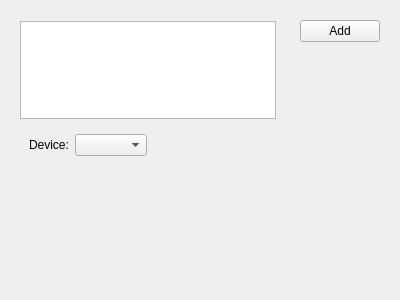
Old version of the form options/remotesystemoptionsform.ui in the repository linux-fan-dave/remotecompile.
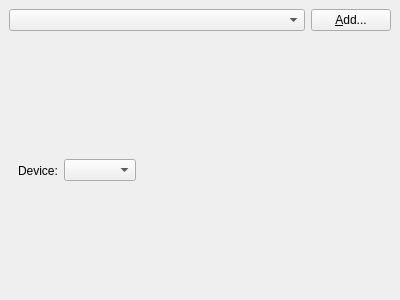
New version of the form.

```diff
--- a/options/remotesystemoptionsform.ui
+++ b/options/remotesystemoptionsform.ui
@@ -13,10 +13,53 @@
   <property name="windowTitle">
    <string>Form</string>
   </property>
-  <layout class="QHBoxLayout" name="horizontalLayout_2">
+  <layout class="QVBoxLayout" name="verticalLayout_3">
+   <property name="spacing">
+    <number>0</number>
+   </property>
+   <property name="leftMargin">
+    <number>0</number>
+   </property>
+   <property name="topMargin">
+    <number>0</number>
+   </property>
+   <property name="rightMargin">
+    <number>0</number>
+   </property>
+   <property name="bottomMargin">
+    <number>0</number>
+   </property>
+   <item>
+    <widget class="QWidget" name="widget_3" native="true">
+     <property name="sizePolicy">
+      <sizepolicy hsizetype="Preferred" vsizetype="Fixed">
+       <horstretch>0</horstretch>
+       <verstretch>0</verstretch>
+      </sizepolicy>
+     </property>
+     <layout class="QHBoxLayout" name="horizontalLayout_2">
+      <item>
+       <widget class="QComboBox" name="cb_Kits"/>
+      </item>
+      <item>
+       <widget class="QPushButton" name="pb_Add">
+        <property name="sizePolicy">
+         <sizepolicy hsizetype="Fixed" vsizetype="Fixed">
+          <horstretch>0</horstretch>
+          <verstretch>0</verstretch>
+         </sizepolicy>
+        </property>
+        <property name="text">
+         <string>&amp;Add...</string>
+        </property>
+       </widget>
+      </item>
+     </layout>
+    </widget>
+   </item>
    <item>
     <widget class="QWidget" name="widget_2" native="true">
-     <layout class="QVBoxLayout" name="verticalLayout_2" stretch="0,0,0">
+     <layout class="QHBoxLayout" name="horizontalLayout" stretch="0">
       <property name="spacing">
        <number>6</number>
       </property>
@@ -32,9 +75,6 @@
       <property name="bottomMargin">
        <number>9</number>
       </property>
-      <item>
-       <widget class="QTableView" name="tableView"/>
-      </item>
       <item>
        <widget class="QWidget" name="widget_4" native="true">
         <layout class="QHBoxLayout" name="horizontalLayout_3">
@@ -63,45 +103,6 @@
          </item>
         </layout>
        </widget>
-      </item>
-      <item>
-       <spacer name="verticalSpacer">
-        <property name="orientation">
-         <enum>Qt::Vertical</enum>
-        </property>
-        <property name="sizeHint" stdset="0">
-         <size>
-          <width>20</width>
-          <height>209</height>
-         </size>
-        </property>
-       </spacer>
-      </item>
-     </layout>
-    </widget>
-   </item>
-   <item>
-    <widget class="QWidget" name="widget_3" native="true">
-     <layout class="QVBoxLayout" name="verticalLayout">
-      <item>
-       <widget class="QPushButton" name="pushButton">
-        <property name="text">
-         <string>Add</string>
-        </property>
-       </widget>
-      </item>
-      <item>
-       <spacer name="verticalSpacer_2">
-        <property name="orientation">
-         <enum>Qt::Vertical</enum>
-        </property>
-        <property name="sizeHint" stdset="0">
-         <size>
-          <width>20</width>
-          <height>40</height>
-         </size>
-        </property>
-       </spacer>
       </item>
      </layout>
     </widget>
```
